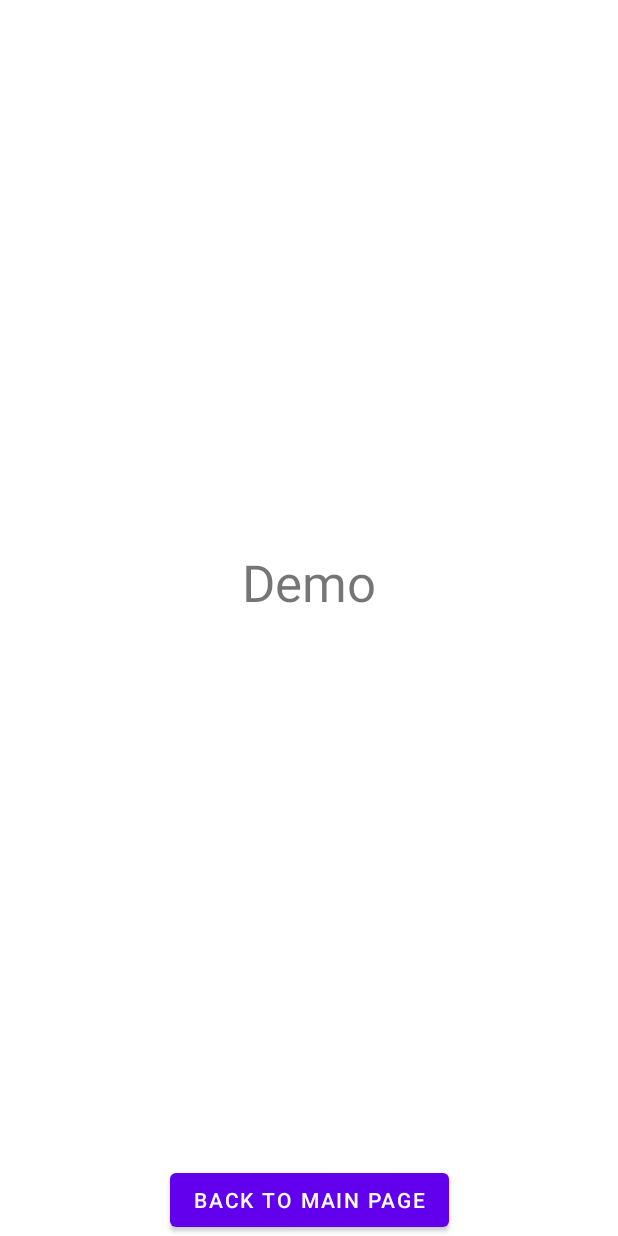
After one commit to databits3883/scout-main-android, an Android app: the DemoFragment screen opened through its navigation route, on a phone screen of 412 x 824 dp. The commit adds this screen. Run offline under Robolectric (Android 15) with nearby library versions, the phone set to English and light mode, and no system bars.

Commit message:
Add Demo Page to main layout
This will store examples of supported UI elements in various forms.

```diff
--- /dev/null
+++ b/app/src/main/java/com/databits/androidscouting/DemoFragment.java
@@ -0,0 +1,46 @@
+package com.databits.androidscouting;
+
+import android.os.Bundle;
+import android.view.LayoutInflater;
+import android.view.View;
+import android.view.ViewGroup;
+
+import androidx.annotation.NonNull;
+import androidx.fragment.app.Fragment;
+import androidx.navigation.NavController;
+import androidx.navigation.fragment.NavHostFragment;
+
+import com.databits.androidscouting.databinding.FragmentDemoBinding;
+
+public class DemoFragment extends Fragment {
+
+    private FragmentDemoBinding binding;
+
+    @Override
+    public View onCreateView(
+            @NonNull LayoutInflater inflater, ViewGroup container,
+            Bundle savedInstanceState
+    ) {
+
+        binding = FragmentDemoBinding.inflate(inflater, container, false);
+        return binding.getRoot();
+
+    }
+
+    @Override
+    public void onViewCreated(@NonNull View view, Bundle savedInstanceState) {
+        super.onViewCreated(view, savedInstanceState);
+
+        NavController controller = NavHostFragment.findNavController(DemoFragment.this);
+
+        binding.buttonBack.setOnClickListener(view1 -> controller
+                .navigate(R.id.action_demoFragment_to_StartFragment));
+    }
+
+    @Override
+    public void onDestroyView() {
+        super.onDestroyView();
+        binding = null;
+    }
+
+}
--- a/app/src/main/java/com/databits/androidscouting/MainFragment.java
+++ b/app/src/main/java/com/databits/androidscouting/MainFragment.java
@@ -40,6 +40,8 @@ public class MainFragment extends Fragment {
                 .navigate(R.id.action_StartFragment_to_pitScoutFragment));
         binding.buttonDriveTeam.setOnClickListener(view1 -> controller
                 .navigate(R.id.action_StartFragment_to_driveTeamFragment));
+        binding.buttonDemo.setOnClickListener(view1 -> controller
+                .navigate(R.id.action_StartFragment_to_demoFragment));
     }
 
     @Override
--- /dev/null
+++ b/app/src/main/res/layout/fragment_demo.xml
@@ -0,0 +1,28 @@
+<?xml version="1.0" encoding="utf-8"?>
+<androidx.constraintlayout.widget.ConstraintLayout xmlns:android="http://schemas.android.com/apk/res/android"
+    xmlns:app="http://schemas.android.com/apk/res-auto"
+    xmlns:tools="http://schemas.android.com/tools"
+    android:layout_width="match_parent"
+    android:layout_height="match_parent"
+    tools:context=".SettingsFragment">
+
+    <TextView
+        android:id="@+id/master_main_text"
+        android:layout_width="wrap_content"
+        android:layout_height="wrap_content"
+        android:text="Demo"
+        android:textSize="34sp"
+        app:layout_constraintBottom_toTopOf="@id/button_back"
+        app:layout_constraintEnd_toEndOf="parent"
+        app:layout_constraintStart_toStartOf="parent"
+        app:layout_constraintTop_toTopOf="parent" />
+
+    <Button
+        android:id="@+id/button_back"
+        android:layout_width="wrap_content"
+        android:layout_height="wrap_content"
+        android:text="Back to main page"
+        app:layout_constraintBottom_toBottomOf="parent"
+        app:layout_constraintEnd_toEndOf="parent"
+        app:layout_constraintStart_toStartOf="parent" />
+</androidx.constraintlayout.widget.ConstraintLayout>
--- a/app/src/main/res/layout/fragment_main.xml
+++ b/app/src/main/res/layout/fragment_main.xml
@@ -39,6 +39,18 @@
         app:layout_constraintEnd_toStartOf="@+id/guideline_v_50_percent"
         app:layout_constraintStart_toStartOf="parent"
         app:layout_constraintTop_toTopOf="@+id/guideline_h_30_percent" />
+
+    <Button
+        android:id="@+id/button_demo"
+        android:layout_width="0dp"
+        android:layout_height="wrap_content"
+        android:layout_marginTop="32dp"
+        android:backgroundTint="@android:color/holo_blue_dark"
+        android:text="Demo Mode"
+        android:textSize="24sp"
+        app:layout_constraintEnd_toStartOf="@+id/guideline_v_75_percent"
+        app:layout_constraintStart_toStartOf="@+id/guideline_v_25_percent"
+        app:layout_constraintTop_toBottomOf="@+id/button_drive_team" />
 
     <Button
         android:id="@+id/button_pit"
--- a/app/src/main/res/navigation/nav_graph.xml
+++ b/app/src/main/res/navigation/nav_graph.xml
@@ -26,6 +26,9 @@
         <action
             android:id="@+id/action_StartFragment_to_driveTeamFragment"
             app:destination="@id/driveTeamFragment" />
+        <action
+            android:id="@+id/action_StartFragment_to_demoFragment"
+            app:destination="@id/demoFragment" />
     </fragment>
     <fragment
         android:id="@+id/SettingsFragment"
@@ -105,4 +108,13 @@
             android:id="@+id/action_QRFragment_to_crowdScoutFragment"
             app:destination="@id/crowdScoutFragment" />
     </fragment>
+    <fragment
+        android:id="@+id/demoFragment"
+        android:name="com.databits.androidscouting.DemoFragment"
+        android:label="fragment_demo"
+        tools:layout="@layout/fragment_demo" >
+        <action
+            android:id="@+id/action_demoFragment_to_StartFragment"
+            app:destination="@id/StartFragment" />
+    </fragment>
 </navigation>
```
